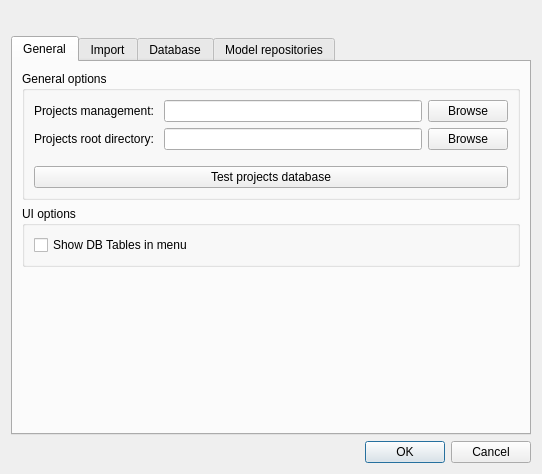
This is ui/options.ui in veriso/veriso as Qt 5 draws it before an edit. The edited form follows.
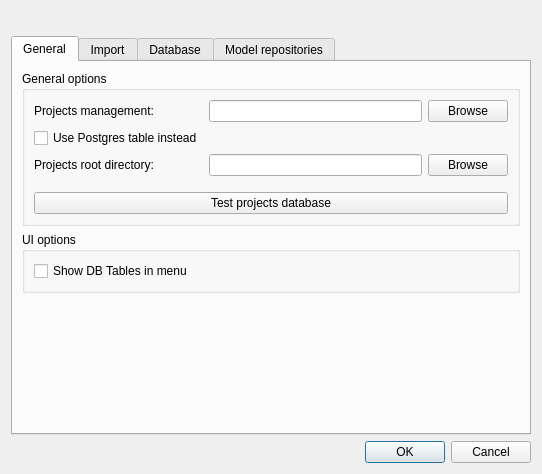
This is the edited form. The open tabs and pages were chosen to show the change.

Commit message: Shared projects db (#19)

Diff of the .ui file:
```diff
--- a/ui/options.ui
+++ b/ui/options.ui
@@ -109,23 +109,30 @@
               </property>
              </widget>
             </item>
-            <item row="1" column="2">
+            <item row="2" column="2">
              <widget class="QPushButton" name="btnBrowseProjectsRootDir">
               <property name="text">
                <string>Browse</string>
               </property>
              </widget>
             </item>
-            <item row="1" column="1">
+            <item row="2" column="1">
              <widget class="QLineEdit" name="lineEditProjectsRootDir"/>
             </item>
-            <item row="1" column="0">
+            <item row="2" column="0">
              <widget class="QLabel" name="label_11">
               <property name="text">
                <string>Projects root directory: </string>
               </property>
              </widget>
             </item>
+            <item row="1" column="0">
+             <widget class="QCheckBox" name="chkPgProjectsDb">
+              <property name="text">
+               <string>Use Postgres table instead</string>
+              </property>
+             </widget>
+            </item>
            </layout>
           </item>
           <item row="1" column="0">
```
Left out of the diff: 2 changed lines with no effect on the pictures. The commit also changes 6 other files.
